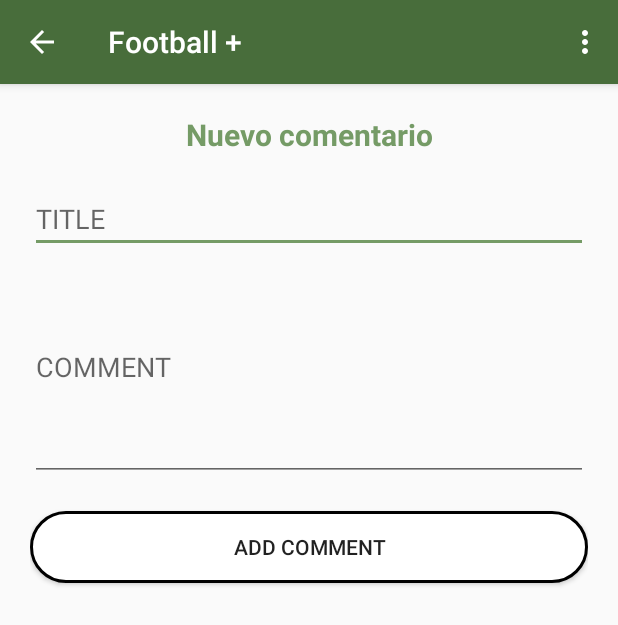
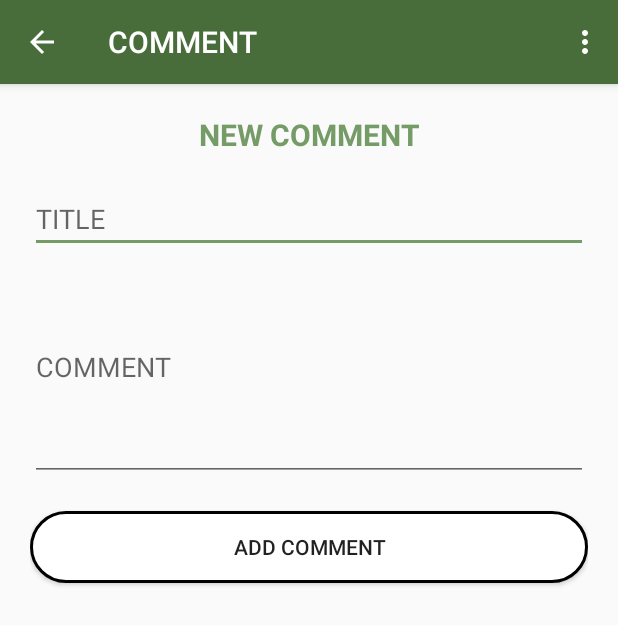
Before and after one commit to KarolAlvarez/FootballPlus, an Android app: the CommentActivity screen opened directly, with no data from a screen before it, on a phone screen of 412 x 824 dp. Shown: the top 625 px of the screen. Run offline under Robolectric (Android 15) with nearby library versions, the phone set to English and light mode, and no system bars.

Commit message:
comentarios

```diff
--- a/app/src/main/java/com/example/k11/footballplus/Views/CommentActivity.java
+++ b/app/src/main/java/com/example/k11/footballplus/Views/CommentActivity.java
@@ -47,6 +47,7 @@ public class CommentActivity extends AppCompatActivity {
         });
 
         getSupportActionBar().setDisplayHomeAsUpEnabled(true);
+        getSupportActionBar().setTitle("COMMENT");
     }
 
 
--- a/app/src/main/java/com/example/k11/footballplus/Views/FieldActivity.java
+++ b/app/src/main/java/com/example/k11/footballplus/Views/FieldActivity.java
@@ -62,6 +62,7 @@ public class FieldActivity extends AppCompatActivity {
 
         idCamp = bundle.getInt("idCamp");
         getSupportActionBar().setDisplayHomeAsUpEnabled(true);
+        getSupportActionBar().setTitle("CAMP FOOTBALL");
     }
 
     public void showToolbar(String titulo, boolean upButton) {
--- a/app/src/main/java/com/example/k11/footballplus/Views/ListFieldSoccerActivity.java
+++ b/app/src/main/java/com/example/k11/footballplus/Views/ListFieldSoccerActivity.java
@@ -61,7 +61,7 @@ public class ListFieldSoccerActivity extends AppCompatActivity {
 
         listCamp();
 
-
+        getSupportActionBar().setTitle("LIST CAMP FOOTBALL");
     }
 
 
--- a/app/src/main/java/com/example/k11/footballplus/Views/PerfilUserActivity.java
+++ b/app/src/main/java/com/example/k11/footballplus/Views/PerfilUserActivity.java
@@ -46,6 +46,7 @@ public class PerfilUserActivity extends AppCompatActivity {
         tabLayout.addOnTabSelectedListener(new TabLayout.ViewPagerOnTabSelectedListener(mViewPager));
 
         getSupportActionBar().setDisplayHomeAsUpEnabled(true);
+        getSupportActionBar().setTitle("PROFILE");
     }
 
 
--- a/app/src/main/java/com/example/k11/footballplus/Views/ReservationActivity.java
+++ b/app/src/main/java/com/example/k11/footballplus/Views/ReservationActivity.java
@@ -132,6 +132,7 @@ public class ReservationActivity extends AppCompatActivity {
             }
         });
         getSupportActionBar().setDisplayHomeAsUpEnabled(true);
+        getSupportActionBar().setTitle("RESERVATION");
     }
 
 
--- a/app/src/main/res/layout/activity_comment.xml
+++ b/app/src/main/res/layout/activity_comment.xml
@@ -16,7 +16,7 @@
         <TextView
             android:layout_width="match_parent"
             android:layout_height="wrap_content"
-            android:text="Nuevo comentario"
+            android:text="NEW COMMENT"
             android:textSize="20sp"
             android:textStyle="bold"
             android:textAlignment="center"
```
